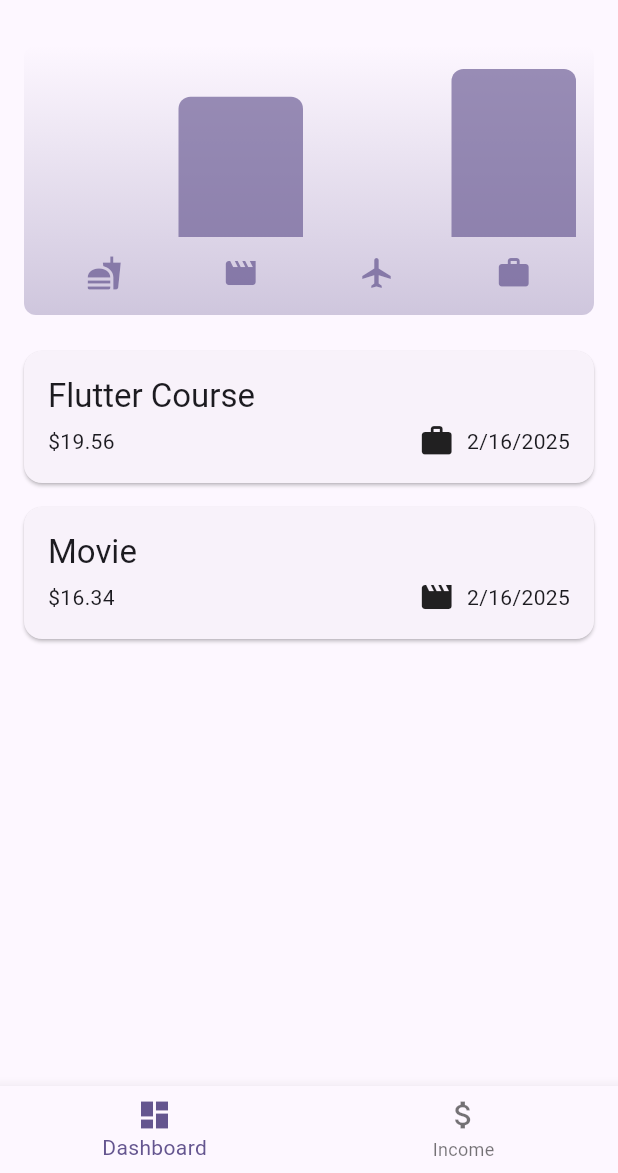
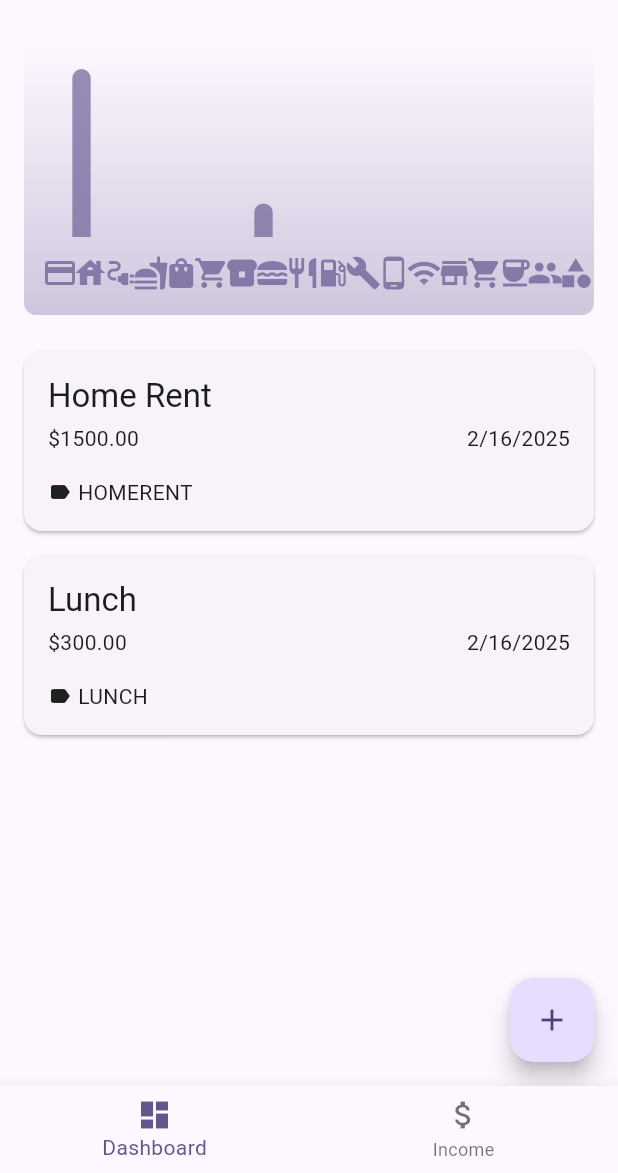
Before and after one commit to someshswami9/expnese-flutter, a Flutter app: the screen it shows after launch, on a phone screen of 412 x 824 dp, the part 63-1236 px from its top. Run offline on Flutter 3.47's test engine with Material 3 defaults, Android fonts, the phone set to English and light mode, and no system bars.

Commit message:
Updated Itemes categories as I wanted.

```diff
--- a/lib/models/expense.dart
+++ b/lib/models/expense.dart
@@ -5,13 +5,46 @@ import 'package:intl/intl.dart';
 const uuid = Uuid();
 final formatter = DateFormat.yMd();
 
-enum Category { food, travel, leisure, work }
+enum Category {
+  bajajEmi,
+  homeRent,
+  electricityBill,
+  zomat,
+  blinkit,
+  zepto,
+  outsideBreakfast,
+  lunch,
+  restaurant,
+  petrol,
+  servicing,
+  mobileRecharge,
+  wifiRecharge,
+  dmart,
+  grocery,
+  frullatto,
+  friends,
+  others,
+}
 
 final Map<Category, IconData> categoryIcons = {
-  Category.food: Icons.fastfood,
-  Category.travel: Icons.flight,
-  Category.leisure: Icons.movie,
-  Category.work: Icons.work,
+  Category.bajajEmi: Icons.credit_card,
+  Category.homeRent: Icons.house,
+  Category.electricityBill: Icons.electrical_services,
+  Category.zomat: Icons.fastfood,
+  Category.blinkit: Icons.shopping_bag,
+  Category.zepto: Icons.shopping_cart,
+  Category.outsideBreakfast: Icons.breakfast_dining,
+  Category.lunch: Icons.lunch_dining,
+  Category.restaurant: Icons.restaurant,
+  Category.petrol: Icons.local_gas_station,
+  Category.servicing: Icons.build,
+  Category.mobileRecharge: Icons.phone_android,
+  Category.wifiRecharge: Icons.wifi,
+  Category.dmart: Icons.store,
+  Category.grocery: Icons.local_grocery_store,
+  Category.frullatto: Icons.coffee,
+  Category.friends: Icons.group,
+  Category.others: Icons.category,
 };
 
 class Expense {
@@ -20,6 +53,9 @@ class Expense {
     required this.date,
     required this.title,
     required this.category,
+    this.paymentMethod, // Add this field
+    this.friendNames,
+    this.customCategory,
   }) : id = uuid.v4();
 
   final String id;
@@ -27,13 +63,15 @@ class Expense {
   final double amount;
   final DateTime date;
   final Category category;
+  final String? paymentMethod; // New field for payment method
+  final List<String>? friendNames;
+  final String? customCategory;
 
   String get formattedDate => formatter.format(date);
 }
 
 class ExpenseBucket {
   ExpenseBucket({required this.category, required this.expenses});
-
   ExpenseBucket.forCategory(List<Expense> allExpenses, this.category)
       : expenses =
   allExpenses.where((expense) => expense.category == category).toList();
@@ -41,6 +79,5 @@ class ExpenseBucket {
   final Category category;
   final List<Expense> expenses;
 
-  double get totalExpenses =>
-      expenses.fold(0, (sum, expense) => sum + expense.amount);
+  double get totalExpenses => expenses.fold(0, (sum, exp) => sum + exp.amount);
 }
--- a/lib/screens/dashboard_screen.dart
+++ b/lib/screens/dashboard_screen.dart
@@ -1,30 +1,30 @@
 import 'package:flutter/material.dart';
 import '../models/expense.dart';
 import '../widgets/chart.dart';
-import '../widgets/expense_list.dart';
+import '../widgets/expenses_list.dart';
 import 'new_expense.dart';
 
 class DashboardScreen extends StatefulWidget {
-  const DashboardScreen({Key? key}) : super(key: key);
-
+  const DashboardScreen({super.key});
   @override
   State<DashboardScreen> createState() => _DashboardScreenState();
 }
 
 class _DashboardScreenState extends State<DashboardScreen> {
-  final List<Expense> _registeredExpenses = [
+  final List<Expense> _expenses = [
     Expense(
-      amount: 19.56,
+      amount: 1500,
       date: DateTime.now(),
-      title: 'Flutter Course',
-      category: Category.work,
+      title: 'Home Rent',
+      category: Category.homeRent,
     ),
     Expense(
-      amount: 16.34,
+      amount: 300,
       date: DateTime.now(),
-      title: 'Movie',
-      category: Category.leisure,
+      title: 'Lunch',
+      category: Category.lunch,
     ),
+    // Add more sample expenses as needed.
   ];
 
   void _openAddExpenseOverlay() {
@@ -37,14 +37,14 @@ class _DashboardScreenState extends State<DashboardScreen> {
 
   void _addExpense(Expense expense) {
     setState(() {
-      _registeredExpenses.add(expense);
+      _expenses.add(expense);
     });
   }
 
   void _removeExpense(Expense expense) {
-    final expenseIndex = _registeredExpenses.indexOf(expense);
+    final expenseIndex = _expenses.indexOf(expense);
     setState(() {
-      _registeredExpenses.remove(expense);
+      _expenses.remove(expense);
     });
     ScaffoldMessenger.of(context).clearSnackBars();
     ScaffoldMessenger.of(context).showSnackBar(
@@ -55,7 +55,7 @@ class _DashboardScreenState extends State<DashboardScreen> {
           label: 'Undo',
           onPressed: () {
             setState(() {
-              _registeredExpenses.insert(expenseIndex, expense);
+              _expenses.insert(expenseIndex, expense);
             });
           },
         ),
@@ -65,12 +65,9 @@ class _DashboardScreenState extends State<DashboardScreen> {
 
   @override
   Widget build(BuildContext context) {
-    final mainContent = _registeredExpenses.isEmpty
+    final mainContent = _expenses.isEmpty
         ? const Center(child: Text("No Expense found! Start adding some!"))
-        : ExpensesList(
-      expenses: _registeredExpenses,
-      onRemoveExpense: _removeExpense,
-    );
+        : ExpensesList(expenses: _expenses, onRemoveExpense: _removeExpense);
 
     return Scaffold(
       appBar: AppBar(
@@ -79,14 +76,18 @@ class _DashboardScreenState extends State<DashboardScreen> {
           IconButton(
             onPressed: _openAddExpenseOverlay,
             icon: const Icon(Icons.add),
-          )
+          ),
         ],
       ),
       body: Column(
         children: [
-          Chart(expenses: _registeredExpenses),
+          Chart(expenses: _expenses),
           Expanded(child: mainContent),
         ],
+      ),
+      floatingActionButton: FloatingActionButton(
+        onPressed: _openAddExpenseOverlay,
+        child: const Icon(Icons.add),
       ),
     );
   }
--- a/lib/screens/income_screen.dart
+++ b/lib/screens/income_screen.dart
@@ -2,8 +2,7 @@ import 'package:flutter/material.dart';
 import 'package:intl/intl.dart';
 
 class IncomeScreen extends StatefulWidget {
-  const IncomeScreen({Key? key}) : super(key: key);
-
+  const IncomeScreen({super.key});
   @override
   State<IncomeScreen> createState() => _IncomeScreenState();
 }
@@ -22,7 +21,7 @@ class _IncomeScreenState extends State<IncomeScreen> {
       return;
     }
     setState(() {
-      _income = enteredIncome;
+      _income = (_income ?? 0) + enteredIncome;
     });
     _incomeController.clear();
   }
--- a/lib/screens/new_expense.dart
+++ b/lib/screens/new_expense.dart
@@ -5,7 +5,7 @@ import '../models/expense.dart';
 final DateFormat formatter = DateFormat.yMd();
 
 class NewExpense extends StatefulWidget {
-  const NewExpense({required this.onAddExpense, Key? key}) : super(key: key);
+  const NewExpense({required this.onAddExpense, super.key});
 
   final Function(Expense) onAddExpense;
 
@@ -17,15 +17,16 @@ class _NewExpenseState extends State<NewExpense> {
   final _titleController = TextEditingController();
   final _amountController = TextEditingController();
   DateTime? _selectedDate;
-  Category _selectedCategory = Category.leisure;
+  Category _selectedCategory = Category.lunch;
+  final _customCategoryController = TextEditingController();
+  final _friendNamesController = TextEditingController(); // Comma separated friend names
 
   void _presentDatePicker() async {
     final now = DateTime.now();
-    final initialDate = now.subtract(const Duration(days: 365));
     final pickedDate = await showDatePicker(
       context: context,
       initialDate: now,
-      firstDate: initialDate,
+      firstDate: now.subtract(const Duration(days: 365)),
       lastDate: now,
     );
     if (pickedDate != null) {
@@ -45,7 +46,8 @@ class _NewExpenseState extends State<NewExpense> {
         context: context,
         builder: (ctx) => AlertDialog(
           title: const Text('Invalid Input'),
-          content: const Text('Please enter a valid title, amount, date, and category.'),
+          content: const Text(
+              'Please enter a valid title, amount, date, and select a category.'),
           actions: [
             TextButton(
               onPressed: () => Navigator.of(ctx).pop(),
@@ -56,11 +58,27 @@ class _NewExpenseState extends State<NewExpense> {
       );
       return;
     }
+    // For "Friends", split the names by comma.
+    List<String>? friendNames;
+    if (_selectedCategory == Category.friends) {
+      friendNames = _friendNamesController.text
+          .split(',')
+          .map((name) => name.trim())
+          .where((name) => name.isNotEmpty)
+          .toList();
+    }
+    // For "Others", capture custom category text.
+    String? customCategory;
+    if (_selectedCategory == Category.others) {
+      customCategory = _customCategoryController.text.trim();
+    }
     final expense = Expense(
       amount: enteredAmount,
       date: _selectedDate!,
       title: _titleController.text,
       category: _selectedCategory,
+      friendNames: friendNames,
+      customCategory: customCategory,
     );
     widget.onAddExpense(expense);
     Navigator.of(context).pop();
@@ -70,15 +88,19 @@ class _NewExpenseState extends State<NewExpense> {
   void dispose() {
     _titleController.dispose();
     _amountController.dispose();
+    _customCategoryController.dispose();
+    _friendNamesController.dispose();
     super.dispose();
   }
 
   @override
   Widget build(BuildContext context) {
     return Padding(
-      // This padding ensures the modal respects the device's view insets (e.g., keyboard)
       padding: EdgeInsets.only(
-          bottom: MediaQuery.of(context).viewInsets.bottom, left: 16, right: 16, top: 48),
+          bottom: MediaQuery.of(context).viewInsets.bottom,
+          left: 16,
+          right: 16,
+          top: 48),
       child: SingleChildScrollView(
         child: Column(
           children: [
@@ -125,12 +147,10 @@ class _NewExpenseState extends State<NewExpense> {
                 DropdownButton<Category>(
                   value: _selectedCategory,
                   items: Category.values
-                      .map(
-                        (cat) => DropdownMenuItem(
-                      value: cat,
-                      child: Text(cat.name.toUpperCase()),
-                    ),
-                  )
+                      .map((cat) => DropdownMenuItem(
+                    value: cat,
+                    child: Text(cat.name.toUpperCase()),
+                  ))
                       .toList(),
                   onChanged: (value) {
                     if (value != null) {
@@ -140,11 +160,34 @@ class _NewExpenseState extends State<NewExpense> {
                     }
                   },
                 ),
-                const Spacer(),
+              ],
+            ),
+            if (_selectedCategory == Category.friends) ...[
+              const SizedBox(height: 8),
+              TextField(
+                controller: _friendNamesController,
+                decoration: const InputDecoration(
+                  labelText: 'Friend Names (comma separated)',
+                ),
+              ),
+            ],
+            if (_selectedCategory == Category.others) ...[
+              const SizedBox(height: 8),
+              TextField(
+                controller: _customCategoryController,
+                decoration: const InputDecoration(
+                  labelText: 'Custom Category Name',
+                ),
+              ),
+            ],
+            const SizedBox(height: 16),
+            Row(
+              children: [
                 TextButton(
                   onPressed: () => Navigator.of(context).pop(),
                   child: const Text('Cancel'),
                 ),
+                const Spacer(),
                 ElevatedButton(
                   onPressed: _submitExpenseData,
                   child: const Text('Save Expense'),
--- a/lib/widgets/chart.dart
+++ b/lib/widgets/chart.dart
@@ -8,12 +8,8 @@ class Chart extends StatelessWidget {
   final List<Expense> expenses;
 
   List<ExpenseBucket> get buckets {
-    return [
-      ExpenseBucket.forCategory(expenses, Category.food),
-      ExpenseBucket.forCategory(expenses, Category.leisure),
-      ExpenseBucket.forCategory(expenses, Category.travel),
-      ExpenseBucket.forCategory(expenses, Category.work),
-    ];
+    // Create a bucket for each category
+    return Category.values.map((cat) => ExpenseBucket.forCategory(expenses, cat)).toList();
   }
 
   double get maxTotalExpense {
@@ -23,8 +19,7 @@ class Chart extends StatelessWidget {
 
   @override
   Widget build(BuildContext context) {
-    final isDarkMode =
-        MediaQuery.of(context).platformBrightness == Brightness.dark;
+    final isDarkMode = MediaQuery.of(context).platformBrightness == Brightness.dark;
     return Container(
       margin: const EdgeInsets.all(16),
       padding: const EdgeInsets.symmetric(vertical: 16, horizontal: 8),
@@ -35,7 +30,7 @@ class Chart extends StatelessWidget {
         gradient: LinearGradient(
           colors: [
             Theme.of(context).colorScheme.primary.withOpacity(0.3),
-            Theme.of(context).colorScheme.primary.withOpacity(0.0)
+            Theme.of(context).colorScheme.primary.withOpacity(0.0),
           ],
           begin: Alignment.bottomCenter,
           end: Alignment.topCenter,
@@ -46,20 +41,20 @@ class Chart extends StatelessWidget {
           Expanded(
             child: Row(
               crossAxisAlignment: CrossAxisAlignment.end,
-              children: buckets
-                  .map((bucket) => ChartBar(
-                fill: bucket.totalExpenses == 0
-                    ? 0
-                    : bucket.totalExpenses / maxTotalExpense,
-              ))
-                  .toList(),
+              children: buckets.map((bucket) {
+                // Optionally exclude "Home Rent" from the top 3 calculation in your dashboard logic.
+                return ChartBar(
+                  fill: bucket.totalExpenses == 0
+                      ? 0
+                      : bucket.totalExpenses / maxTotalExpense,
+                );
+              }).toList(),
             ),
           ),
           const SizedBox(height: 12),
           Row(
-            children: buckets
-                .map(
-                  (bucket) => Expanded(
+            children: buckets.map((bucket) {
+              return Expanded(
                 child: Padding(
                   padding: const EdgeInsets.symmetric(horizontal: 4),
                   child: Icon(
@@ -69,9 +64,8 @@ class Chart extends StatelessWidget {
                         : Theme.of(context).colorScheme.primary.withOpacity(0.7),
                   ),
                 ),
-              ),
-            )
-                .toList(),
+              );
+            }).toList(),
           ),
         ],
       ),
--- a/lib/widgets/chart_bar.dart
+++ b/lib/widgets/chart_bar.dart
@@ -1,14 +1,13 @@
 import 'package:flutter/material.dart';
 
 class ChartBar extends StatelessWidget {
-  const ChartBar({Key? key, required this.fill}) : super(key: key);
+  const ChartBar({super.key, required this.fill});
 
   final double fill; // Value between 0 and 1
 
   @override
   Widget build(BuildContext context) {
-    final isDarkMode =
-        MediaQuery.of(context).platformBrightness == Brightness.dark;
+    final isDarkMode = MediaQuery.of(context).platformBrightness == Brightness.dark;
     return Expanded(
       child: Padding(
         padding: const EdgeInsets.symmetric(horizontal: 4),
--- a/lib/widgets/expense_item.dart
+++ b/lib/widgets/expense_item.dart
@@ -8,6 +8,13 @@ class ExpenseItem extends StatelessWidget {
 
   @override
   Widget build(BuildContext context) {
+    // Determine the category label: if "others", use customCategory if provided.
+    final categoryLabel = expense.category == Category.others &&
+        expense.customCategory != null &&
+        expense.customCategory!.isNotEmpty
+        ? expense.customCategory
+        : expense.category.name.toUpperCase();
+
     return Card(
       margin: const EdgeInsets.symmetric(horizontal: 16, vertical: 8),
       child: Padding(
@@ -15,19 +22,49 @@ class ExpenseItem extends StatelessWidget {
         child: Column(
           crossAxisAlignment: CrossAxisAlignment.start,
           children: [
-            Text(expense.title, style: Theme.of(context).textTheme.titleLarge),
+            // Expense Title
+            Text(expense.title,
+                style: Theme.of(context).textTheme.titleLarge),
             const SizedBox(height: 4),
+            // Expense Amount and Date
             Row(
               children: [
                 Text('\$${expense.amount.toStringAsFixed(2)}'),
                 const Spacer(),
-                Row(
-                  children: [
-                    Icon(categoryIcons[expense.category]),
-                    const SizedBox(width: 8),
-                    Text(expense.formattedDate),
-                  ],
-                ),
+                Text(expense.formattedDate),
+              ],
+            ),
+            const SizedBox(height: 8),
+            // Payment Method (if provided)
+            if (expense.paymentMethod != null &&
+                expense.paymentMethod!.isNotEmpty)
+              Row(
+                children: [
+                  const Icon(Icons.payment, size: 16),
+                  const SizedBox(width: 4),
+                  Text(expense.paymentMethod!),
+                ],
+              ),
+            const SizedBox(height: 8),
+            // Additional info for Friends category
+            if (expense.category == Category.friends &&
+                expense.friendNames != null &&
+                expense.friendNames!.isNotEmpty)
+              Row(
+                children: [
+                  const Icon(Icons.group, size: 16),
+                  const SizedBox(width: 4),
+                  Expanded(
+                    child: Text('Friends: ${expense.friendNames!.join(", ")}'),
+                  ),
+                ],
+              ),
+            // Final Category Label
+            Row(
+              children: [
+                const Icon(Icons.label, size: 16),
+                const SizedBox(width: 4),
+                Text(categoryLabel!),
               ],
             ),
           ],
```
Also changed, not shown: lib/widgets/expenses_list.dart (renamed from lib/widgets/expense_list.dart).
